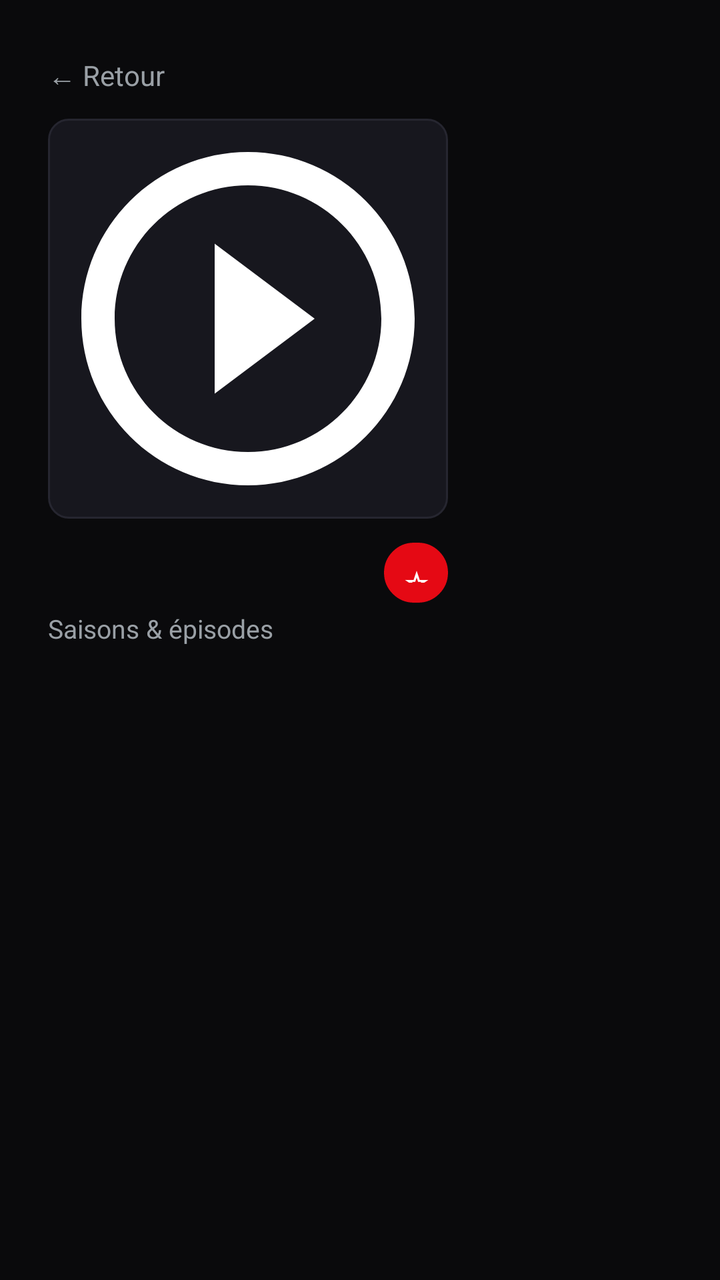
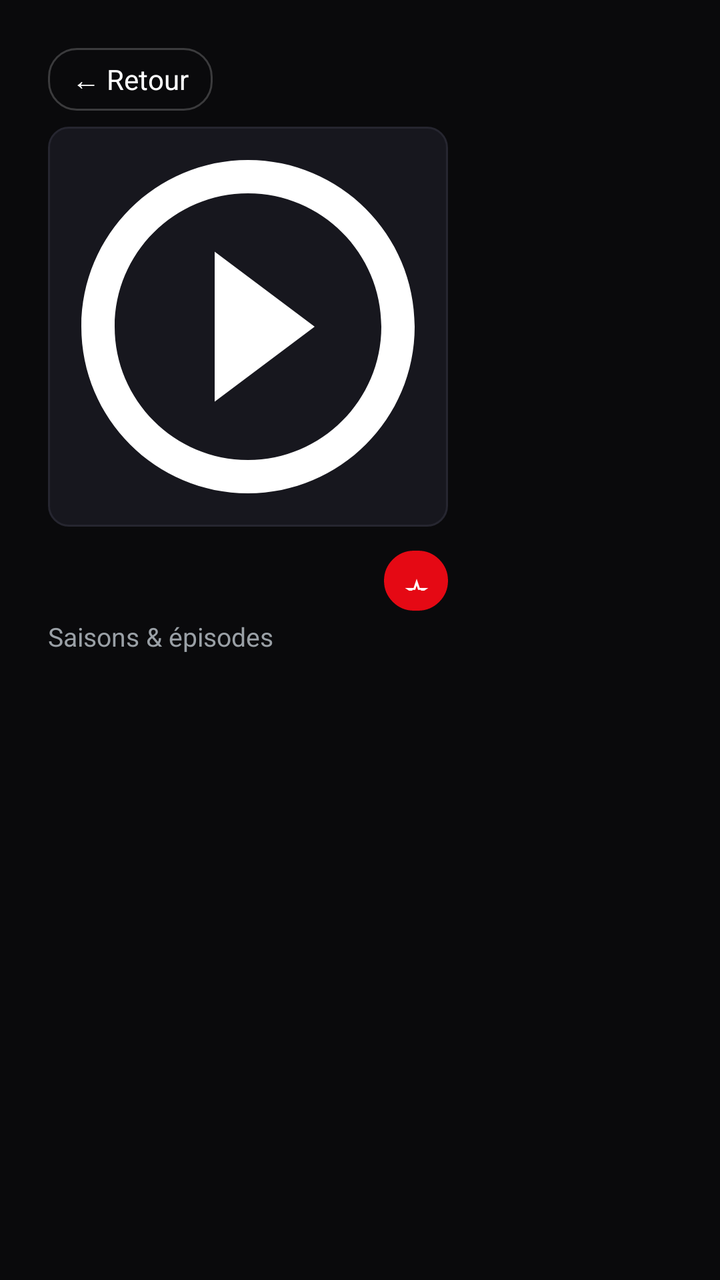

Before-and-after screenshots of an Android layout around one commit, followed by the original layout XML and the change that was made.
<!-- AndroidManifest.xml: application theme Theme.KZ -->
<!-- res/layout/activity_series.xml -->
<?xml version="1.0" encoding="utf-8"?>
<LinearLayout xmlns:android="http://schemas.android.com/apk/res/android"
    android:layout_width="match_parent"
    android:layout_height="match_parent"
    android:orientation="horizontal"
    android:background="@color/bg"
    android:padding="24dp">

    
    <LinearLayout
        android:layout_width="200dp"
        android:layout_height="match_parent"
        android:orientation="vertical"
        android:layout_marginEnd="24dp">

        <TextView
            android:id="@+id/backBtn"
            android:layout_width="wrap_content"
            android:layout_height="wrap_content"
            android:text="← Retour"
            android:textColor="@color/muted"
            android:textSize="14sp"
            android:paddingTop="4dp"
            android:paddingBottom="12dp"
            android:clickable="true"
            android:focusable="true" />

        <ImageView
            android:id="@+id/posterIv"
            android:layout_width="match_parent"
            android:layout_height="wrap_content"
            android:maxHeight="240dp"
            android:adjustViewBounds="true"
            android:scaleType="fitCenter"
            android:background="@drawable/bg_tile"
            android:src="@drawable/ic_movie" />

        <LinearLayout
            android:layout_width="match_parent"
            android:layout_height="wrap_content"
            android:orientation="horizontal"
            android:gravity="center_vertical"
            android:layout_marginTop="12dp">

            <TextView
                android:id="@+id/seriesTitle"
                android:layout_width="0dp"
                android:layout_height="wrap_content"
                android:layout_weight="1"
                android:textColor="@color/text"
                android:textSize="20sp"
                android:textStyle="bold"
                android:maxLines="2"
                android:ellipsize="end" />

            <Button
                android:id="@+id/favBtn"
                android:layout_width="32dp"
                android:layout_height="30dp"
                android:minWidth="0dp"
                android:minHeight="0dp"
                android:text="☆"
                android:textAllCaps="false"
                android:textColor="@color/text"
                android:textStyle="bold"
                android:textSize="13sp"
                android:includeFontPadding="false"
                android:paddingStart="0dp"
                android:paddingEnd="0dp"
                android:background="@drawable/bg_fav_chip"
                android:stateListAnimator="@null"
                android:focusable="true"
                android:clickable="true"
                android:layout_marginStart="8dp" />
        </LinearLayout>

        <TextView
            android:layout_width="match_parent"
            android:layout_height="wrap_content"
            android:text="Saisons &amp; épisodes"
            android:textColor="@color/muted"
            android:textSize="13sp"
            android:layout_marginTop="4dp" />

    </LinearLayout>

    
    <FrameLayout
        android:layout_width="0dp"
        android:layout_height="match_parent"
        android:layout_weight="1">

        <androidx.recyclerview.widget.RecyclerView
            android:id="@+id/episodeRv"
            android:layout_width="match_parent"
            android:layout_height="match_parent"
            android:clipToPadding="false"
            android:paddingBottom="24dp" />

        <ProgressBar
            android:id="@+id/progress"
            android:layout_width="wrap_content"
            android:layout_height="wrap_content"
            android:layout_gravity="center"
            android:visibility="gone" />

        <TextView
            android:id="@+id/msgTv"
            android:layout_width="wrap_content"
            android:layout_height="wrap_content"
            android:layout_gravity="center"
            android:textColor="@color/muted"
            android:textSize="15sp" />
    </FrameLayout>

</LinearLayout>
<!-- resources referenced by this layout -->
<resources>
  <color name="bg">#0A0A0C</color>
  <color name="muted">#9AA0A6</color>
  <color name="text">#FFFFFF</color>
  <!-- drawable bg_fav_chip (drawable) -->
  <?xml version="1.0" encoding="utf-8"?>
  <selector xmlns:android="http://schemas.android.com/apk/res/android">
      <item android:state_focused="true">
          <shape android:shape="rectangle">
              <solid android:color="#24262B" />
              <corners android:radius="16dp" />
              <stroke android:width="1dp" android:color="@color/accent" />
          </shape>
      </item>
      <item android:state_pressed="true">
          <shape android:shape="rectangle">
              <solid android:color="#2B2E34" />
              <corners android:radius="16dp" />
              <stroke android:width="1dp" android:color="@color/accent" />
          </shape>
      </item>
      <item>
          <shape android:shape="rectangle">
              <solid android:color="#181A1F" />
              <corners android:radius="16dp" />
              <stroke android:width="1dp" android:color="#3A3D44" />
          </shape>
      </item>
  </selector>
  <!-- drawable ic_movie (drawable) -->
  <?xml version="1.0" encoding="utf-8"?>
  <vector xmlns:android="http://schemas.android.com/apk/res/android"
      android:width="24dp" android:height="24dp"
      android:viewportWidth="24" android:viewportHeight="24">
      <path android:fillColor="#FFFFFF" android:pathData="M10,16.5l6,-4.5 -6,-4.5v9zM12,2C6.48,2 2,6.48 2,12s4.48,10 10,10 10,-4.48 10,-10S17.52,2 12,2zM12,20c-4.41,0 -8,-3.59 -8,-8s3.59,-8 8,-8 8,3.59 8,8 -3.59,8 -8,8z" />
  </vector>
  <style name="Theme.KZ" parent="Theme.Material3.DayNight.NoActionBar">
          <item name="android:windowBackground">@color/bg</item>
          <item name="android:statusBarColor">@color/bg</item>
          <item name="android:navigationBarColor">@color/bg</item>
          <item name="colorPrimary">@color/accent</item>
          <item name="colorOnPrimary">@color/text</item>
      </style>
  <color name="accent">#E50914</color>
  <color name="card">#17171E</color>
  <color name="stroke">#262630</color>
  <!-- unchanged entries left out for length: 1 -->
</resources>

<!-- the commit's change to res/layout/activity_series.xml (unified diff, before → after) -->
@@ -18,10 +18,14 @@
             android:layout_width="wrap_content"
             android:layout_height="wrap_content"
             android:text="← Retour"
-            android:textColor="@color/muted"
+            android:textColor="@color/text"
             android:textSize="14sp"
-            android:paddingTop="4dp"
-            android:paddingBottom="12dp"
+            android:background="@drawable/bg_focus_chip"
+            android:paddingStart="12dp"
+            android:paddingEnd="12dp"
+            android:paddingTop="6dp"
+            android:paddingBottom="6dp"
+            android:layout_marginBottom="8dp"
             android:clickable="true"
             android:focusable="true" />
 
@@ -82,6 +86,25 @@
             android:textSize="13sp"
             android:layout_marginTop="4dp" />
 
+        
+        <ScrollView
+            android:layout_width="match_parent"
+            android:layout_height="0dp"
+            android:layout_weight="1"
+            android:layout_marginTop="10dp"
+            android:scrollbars="none"
+            android:fadeScrollbars="false">
+
+            <TextView
+                android:id="@+id/seriesSummary"
+                android:layout_width="match_parent"
+                android:layout_height="wrap_content"
+                android:textColor="#CCFFFFFF"
+                android:textSize="12sp"
+                android:lineSpacingExtra="2dp"
+                android:visibility="gone" />
+        </ScrollView>
+
     </LinearLayout>
 
     
<!-- resource entries referenced after the edit -->
@@ -28,6 +28,31 @@
           </shape>
       </item>
   </selector>
+  <!-- drawable bg_focus_chip (drawable) -->
+  <?xml version="1.0" encoding="utf-8"?>
+  <selector xmlns:android="http://schemas.android.com/apk/res/android">
+      <item android:state_focused="true">
+          <shape android:shape="rectangle">
+              <solid android:color="#33E50914" />
+              <corners android:radius="14dp" />
+              <stroke android:width="2dp" android:color="@color/danger" />
+          </shape>
+      </item>
+      <item android:state_pressed="true">
+          <shape android:shape="rectangle">
+              <solid android:color="@color/accent" />
+              <corners android:radius="14dp" />
+              <stroke android:width="2dp" android:color="@color/text" />
+          </shape>
+      </item>
+      <item>
+          <shape android:shape="rectangle">
+              <solid android:color="@android:color/transparent" />
+              <corners android:radius="14dp" />
+              <stroke android:width="1dp" android:color="#33FFFFFF" />
+          </shape>
+      </item>
+  </selector>
   <!-- drawable ic_movie (drawable) -->
   <?xml version="1.0" encoding="utf-8"?>
   <vector xmlns:android="http://schemas.android.com/apk/res/android"
@@ -43,6 +68,7 @@
           <item name="colorOnPrimary">@color/text</item>
       </style>
   <color name="accent">#E50914</color>
+  <color name="danger">#FF3B4E</color>
   <color name="card">#17171E</color>
   <color name="stroke">#262630</color>
   <!-- unchanged entries left out for length: 1 -->
